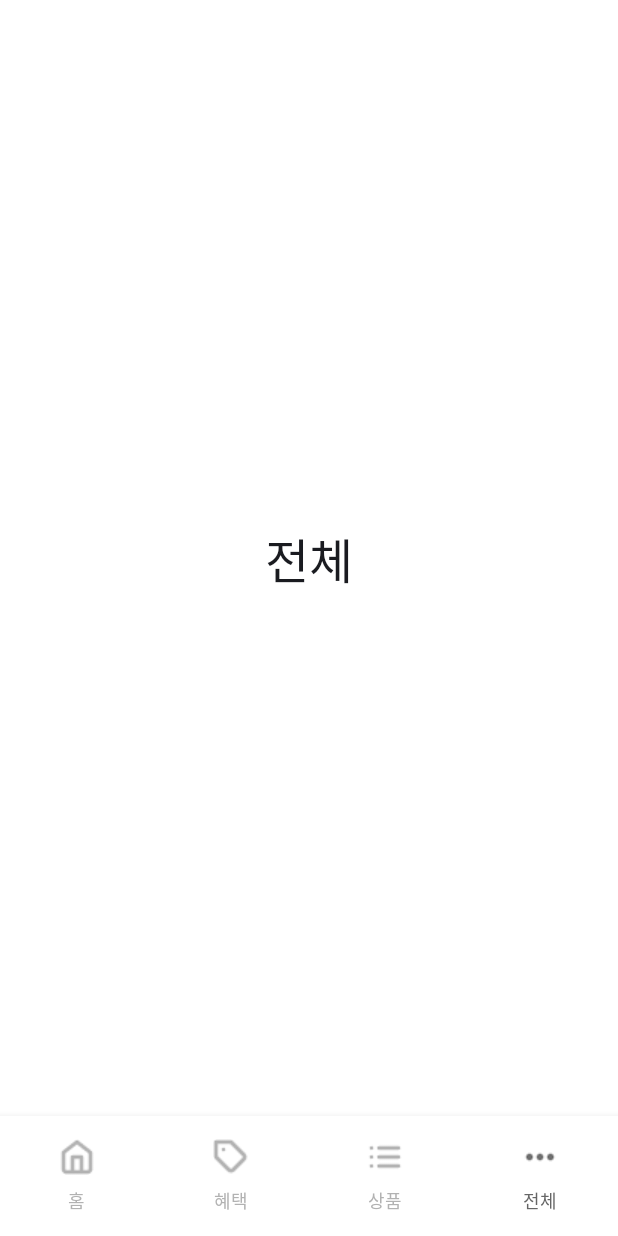
After one commit to GDG-24-25-KAKAOBANK-Android/GDG-Team2, an Android app built with Jetpack Compose: the MoreScreen screen opened through its navigation route, on a phone screen of 412 x 824 dp. The commit adds this screen. Run offline under Robolectric (Android 15) with nearby library versions, the phone set to English and light mode, and no system bars; Roboto replaces fonts that are not available here.

Commit message:
[FEAT] 네비게이션 구현

```diff
--- a/app/build.gradle.kts
+++ b/app/build.gradle.kts
@@ -52,6 +52,8 @@ android {
 dependencies {
 
     implementation("androidx.core:core-splashscreen:1.0.1")
+    implementation("androidx.compose.material:material:1.7.0")
+    implementation("androidx.navigation:navigation-compose:2.8.0")
     implementation(libs.androidx.core.ktx)
     implementation(libs.androidx.lifecycle.runtime.ktx)
     implementation(libs.androidx.activity.compose)
--- a/app/src/main/AndroidManifest.xml
+++ b/app/src/main/AndroidManifest.xml
@@ -13,7 +13,7 @@
         android:theme="@style/Theme.App.Starting"
         tools:targetApi="31">
         <activity
-            android:name=".MainActivity"
+            android:name=".presentation.MainActivity"
             android:exported="true"
             android:label="@string/app_name"
             android:theme="@style/Theme.App.Starting">
--- /dev/null
+++ b/app/src/main/java/com/gdg/kakaobank/presentation/HomeScreen.kt
@@ -0,0 +1,25 @@
+package com.gdg.kakaobank.presentation
+
+import androidx.compose.foundation.background
+import androidx.compose.foundation.layout.Arrangement
+import androidx.compose.foundation.layout.Column
+import androidx.compose.material3.Text
+import androidx.compose.runtime.Composable
+import androidx.compose.ui.Alignment
+import androidx.compose.ui.Modifier
+import androidx.compose.foundation.layout.fillMaxSize
+import com.gdg.kakaobank.ui.theme.H1_B
+import com.gdg.kakaobank.ui.theme.White
+
+@Composable
+fun HomeScreen() {
+    Column(
+        modifier = Modifier
+            .fillMaxSize()
+            .background(White),
+        horizontalAlignment = Alignment.CenterHorizontally,
+        verticalArrangement = Arrangement.Center,
+    ) {
+        Text("홈", style = H1_B)
+    }
+}
--- /dev/null
+++ b/app/src/main/java/com/gdg/kakaobank/presentation/MainActivity.kt
@@ -0,0 +1,130 @@
+package com.gdg.kakaobank.presentation
+
+import android.os.Bundle
+import android.os.Handler
+import android.os.Looper
+import androidx.activity.ComponentActivity
+import androidx.activity.compose.setContent
+import androidx.activity.enableEdgeToEdge
+import androidx.compose.foundation.layout.fillMaxSize
+import androidx.compose.foundation.layout.padding
+import androidx.compose.foundation.layout.size
+import androidx.compose.material.BottomNavigation
+import androidx.compose.material3.*
+import androidx.compose.runtime.Composable
+import androidx.compose.runtime.getValue
+import androidx.compose.ui.Modifier
+import androidx.compose.ui.graphics.Color
+import androidx.compose.ui.res.painterResource
+import androidx.compose.ui.res.stringResource
+import androidx.compose.ui.tooling.preview.Preview
+import androidx.compose.ui.unit.dp
+import androidx.core.splashscreen.SplashScreen.Companion.installSplashScreen
+import androidx.navigation.NavGraph.Companion.findStartDestination
+import androidx.navigation.compose.*
+import com.gdg.kakaobank.ui.theme.KakaoBankTheme
+import com.gdg.kakaobank.presentation.navigator.KakaoNav
+import com.gdg.kakaobank.ui.theme.B4_R
+import com.gdg.kakaobank.ui.theme.Dark_Gray
+import com.gdg.kakaobank.ui.theme.Gray
+import com.gdg.kakaobank.ui.theme.White
+
+class MainActivity : ComponentActivity() {
+    override fun onCreate(savedInstanceState: Bundle?) {
+        val splashScreen = installSplashScreen() // 스플래시 화면 설치
+        super.onCreate(savedInstanceState)
+        enableEdgeToEdge()
+
+        setContent {
+            KakaoBankTheme {
+                MainScreen()
+            }
+        }
+
+        // 스플래시 화면 유지 시간 설정 (2.5초)
+        splashScreen.setKeepOnScreenCondition {
+            Handler(Looper.getMainLooper()).postDelayed({
+                splashScreen.setKeepOnScreenCondition { false }
+            }, 2500)
+            true
+        }
+    }
+}
+@Composable
+fun MainScreen() {
+    val items: List<KakaoNav> = listOf(
+        KakaoNav.Home,
+        KakaoNav.Tag,
+        KakaoNav.List,
+        KakaoNav.More,
+    )
+    val navController = rememberNavController()
+
+    Scaffold(
+        modifier = Modifier.fillMaxSize(),
+        bottomBar = {
+            BottomNavigation(
+                backgroundColor = White,
+            ) {
+                val navBackStackEntry by navController.currentBackStackEntryAsState()
+                val currentRoute = navBackStackEntry?.destination?.route
+
+                items.forEach { screen ->
+                    NavigationBarItem(
+                        label = {
+                            Text(text = stringResource(id = screen.resourceId),
+                            style = B4_R
+                            )
+                        },
+                        selected = currentRoute == screen.route,
+                        colors = NavigationBarItemDefaults.colors(
+                            selectedTextColor = Dark_Gray,
+                            selectedIconColor = Dark_Gray,
+                            unselectedTextColor = Gray,
+                            unselectedIconColor = Gray,
+                            indicatorColor = White
+                            ),
+                        onClick = {
+                            navController.navigate(screen.route) {
+                                popUpTo(navController.graph.findStartDestination().id) {
+                                    saveState = true
+                                }
+                                launchSingleTop = true
+                                restoreState = true
+                            }
+                        },
+                        icon = {
+                            Icon(
+                                painter = painterResource(id = screen.icon),
+                                contentDescription = screen.route,
+                                modifier = Modifier.size(24.dp) // 아이콘 크기 설정
+
+                            )
+                        },
+                    )
+                }
+            }
+        }
+    ) { innerPadding ->
+        NavHost(
+            navController = navController,
+            startDestination = KakaoNav.Home.route,
+            modifier = Modifier.padding(innerPadding)
+        ) {
+            composable(route = KakaoNav.Home.route) { HomeScreen() }
+            composable(route = KakaoNav.Tag.route) { TagScreen() }
+            composable(route = KakaoNav.List.route) { ListScreen() }
+            composable(route = KakaoNav.More.route) { MoreScreen() }
+        }
+    }
+}
+
+
+
+@Preview(showBackground = true)
+@Composable
+fun DefaultPreview() {
+    KakaoBankTheme {
+        MainScreen()
+    }
+}
--- /dev/null
+++ b/app/src/main/java/com/gdg/kakaobank/presentation/MoreScreen.kt
@@ -0,0 +1,25 @@
+package com.gdg.kakaobank.presentation
+
+import androidx.compose.foundation.background
+import androidx.compose.foundation.layout.Arrangement
+import androidx.compose.foundation.layout.Column
+import androidx.compose.material3.Text
+import androidx.compose.runtime.Composable
+import androidx.compose.ui.Alignment
+import androidx.compose.ui.Modifier
+import androidx.compose.foundation.layout.fillMaxSize
+import com.gdg.kakaobank.ui.theme.H1_B
+import com.gdg.kakaobank.ui.theme.White
+
+@Composable
+fun MoreScreen() {
+    Column(
+        modifier = Modifier
+            .fillMaxSize()
+            .background(White),
+        horizontalAlignment = Alignment.CenterHorizontally,
+        verticalArrangement = Arrangement.Center,
+    ) {
+        Text("전체", style = H1_B)
+    }
+}
--- a/app/src/main/res/values/strings.xml
+++ b/app/src/main/res/values/strings.xml
@@ -1,3 +1,8 @@
 <resources>
     <string name="app_name">KakaoBank</string>
+    <string name="home">홈</string>
+    <string name="tag">혜택</string>
+    <string name="list">상품</string>
+    <string name="more">전체</string>
+
 </resources>
```
Also changed, not shown: app/src/main/java/com/gdg/kakaobank/MainActivity.kt (deleted, +0 -60 lines), app/src/main/java/com/gdg/kakaobank/presentation/ListScreen.kt (added, +24 -0 lines), app/src/main/java/com/gdg/kakaobank/presentation/TagScreen.kt (added, +25 -0 lines), app/src/main/java/com/gdg/kakaobank/presentation/navigator/KakaoNav.kt (added, +33 -0 lines), app/src/main/res/drawable/home.png (added), app/src/main/res/drawable/list.png (added), app/src/main/res/drawable/more.png (added), app/src/main/res/drawable/tag.png (added).
